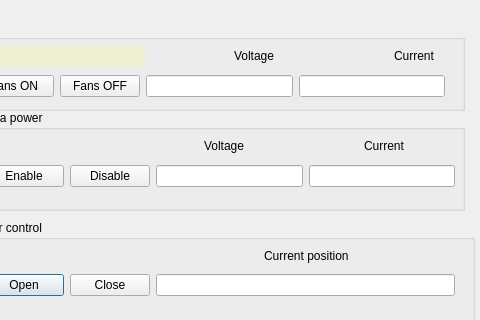
This is gui/dialog.ui in aribrill/sctcamsoft as Qt 5 draws it before an edit; both pictures show x 606 to 1086 and y 0 to 320 of the 1086 by 573 pixel window. The edited form follows.
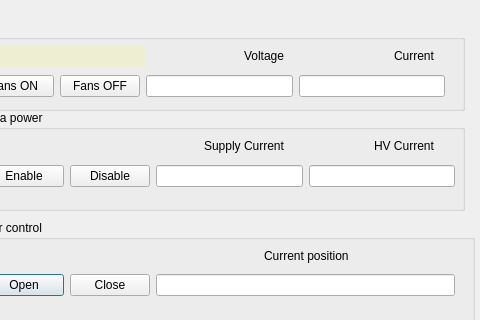
This is the edited form.

Commit message: Quickly implemented power_controls ui

What changed in the file:
```diff
--- a/gui/dialog.ui
+++ b/gui/dialog.ui
@@ -83,14 +83,14 @@
    <widget class="QLabel" name="label_7">
     <property name="geometry">
      <rect>
-      <x>400</x>
+      <x>410</x>
       <y>20</y>
-      <width>51</width>
-      <height>32</height>
+      <width>81</width>
+      <height>31</height>
      </rect>
     </property>
     <property name="text">
-     <string>Current</string>
+     <string>HV Current</string>
     </property>
    </widget>
    <widget class="QWidget" name="layoutWidget_3">
@@ -130,12 +130,12 @@
      <rect>
       <x>240</x>
       <y>20</y>
-      <width>51</width>
-      <height>32</height>
+      <width>91</width>
+      <height>31</height>
      </rect>
     </property>
     <property name="text">
-     <string>Voltage</string>
+     <string>Supply Current</string>
     </property>
    </widget>
   </widget>
@@ -203,7 +203,7 @@
    <widget class="QLabel" name="label_5">
     <property name="geometry">
      <rect>
-      <x>270</x>
+      <x>280</x>
       <y>20</y>
       <width>51</width>
       <height>32</height>
```
The commit also changes 3 other files.
